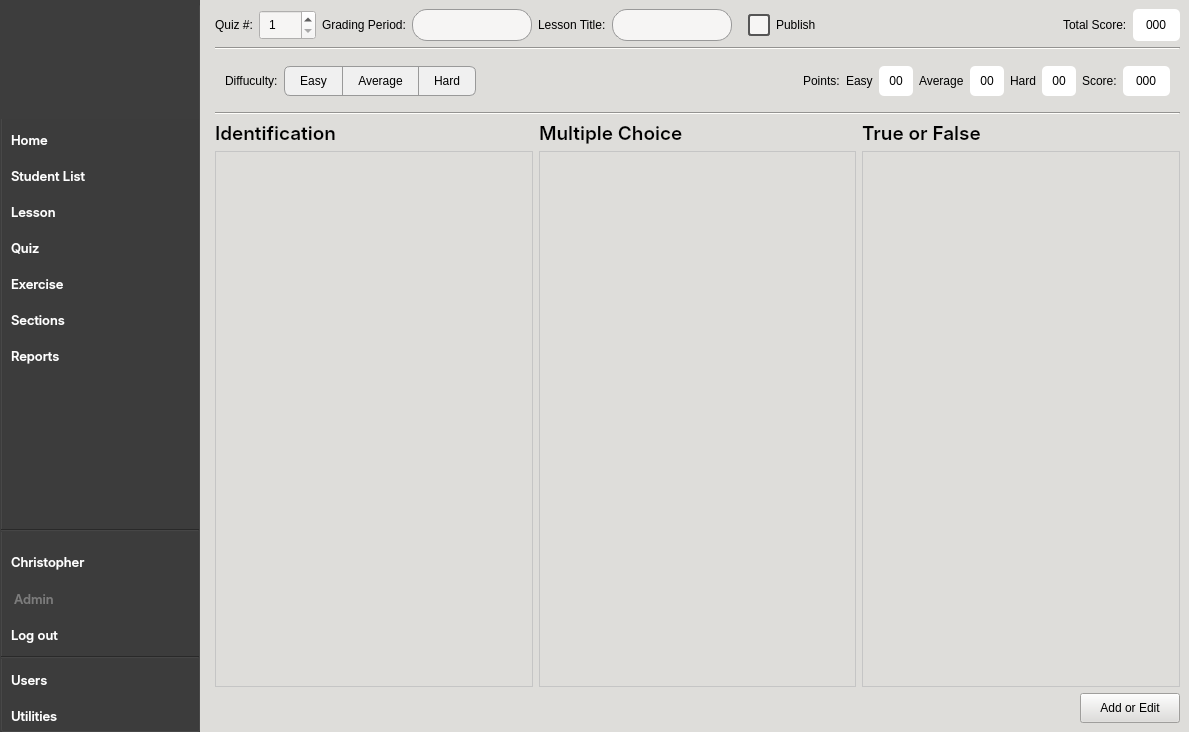
Above: CAI_PyQt/CAI_Admin/UI/FormHome.ui from CPG19040/CPG19040 before the change. Below: the same form after it.
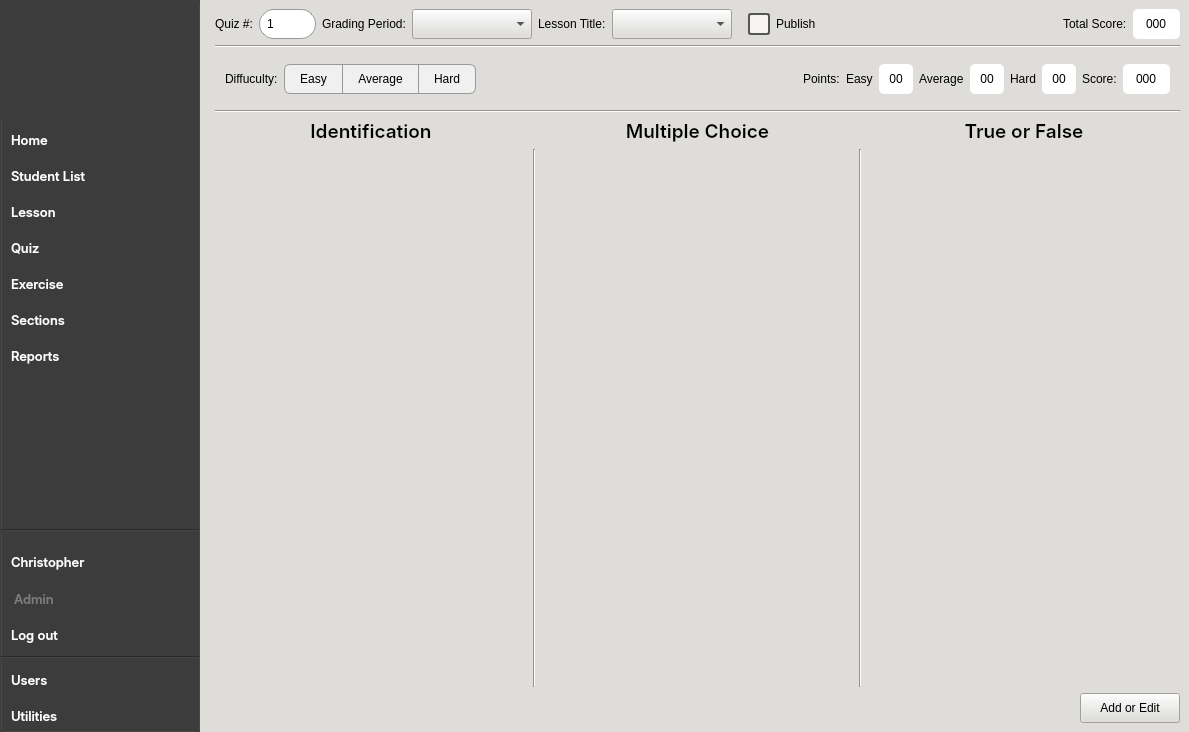
That is the form after the change. The open tabs and pages were chosen to show the change. Icons and pictures are not drawn.

The edit to the form file:
```diff
--- a/CAI_PyQt/CAI_Admin/UI/FormHome.ui
+++ b/CAI_PyQt/CAI_Admin/UI/FormHome.ui
@@ -35,12 +35,29 @@
   <property name="styleSheet">
    <string notr="true">* {
 	background-color: rgb(222, 221, 218); 
-	margin: 0px; 
-	padding: 0px; 
+	margin: 0px;
 	font: 10pt &quot;Inter&quot;; 
 	color: rgb(0, 0, 0);
 }
 
+*[class=&quot;button-normal&quot;] {
+	font: 10pt &quot;Inter&quot;;
+	background-color: #e7e7e7;
+	color: black;
+	border-radius: 15px;
+	border: 1px solid rgb(154, 153, 150);
+}
+
+*[class=&quot;button-normal&quot;]:hover {
+	background-color: white;
+}
+
+*[class=&quot;button-normal&quot;]:disabled {
+    background-color: #bdc3c7;
+    color: #7f8c8d;
+    border: 1px solid #95a5a6;
+}
+
 *[class=&quot;label-magnifying-search&quot;] {
 	background-color: rgb(255, 255, 255);
 	border-top-left-radius: 15px;
@@ -57,26 +74,31 @@
 	border-left: none;
 }
 
-QComboBox:focus {
-	border: 1px solid #007BFF;
+*[class=&quot;widget-search-container&quot;] {
+	background: transparent;
 }
 
-QComboBox {
+QComboBox[class=&quot;combobox-main&quot;] {
 	height: 30px;
 	border: 1px solid #999;
 	border-radius: 15px;
-    padding: 0px 10px 0px;
+    padding-left: 10px;
     background-color: #ffffff;
     color: #333333;
     font-size: 12px;
-    selection-background-color: #3498db;
+    selection-background-color: #7eb4d7;
+	font: 10pt &quot;Inter&quot;;
 }
 
-QComboBox:hover {
+QComboBox[class=&quot;combobox-main&quot;]:focus {
+	border: 1px solid #007BFF;
+}
+
+QComboBox[class=&quot;combobox-main&quot;]:hover {
     border: 1px solid #3498db;
 }
 
-QComboBox::drop-down {
+QComboBox[class=&quot;combobox-main&quot;]::drop-down {
     subcontrol-origin: padding;
     subcontrol-position: top right;
     width: 30px;
@@ -85,29 +107,155 @@
     border-bottom-right-radius: 8px;
 }
 
-QComboBox::down-arrow {
+QComboBox[class=&quot;combobox-main&quot;]::down-arrow {
     image: url(:/Images/Images/caret-down.png);
     border: none;
-    width: 10px;
-    height: 14px;
+    width: 8px;
+    height: 8px;
 }
 
-QComboBox QAbstractItemView {
+QComboBox[class=&quot;combobox-main&quot;] QAbstractItemView {
     background-color: #ffffff;
-    selection-background-color: #3498db;
+    selection-background-color: #7eb4d7;
     selection-color: #ffffff;
     border-radius: 5px;
 }
 
-QComboBox QAbstractItemView::item {
+QComboBox[class=&quot;combobox-main&quot;] QAbstractItemView::item {
     min-height: 35px;
     padding-left: 10px;
     border-radius: 4px;
+}
+
+QSpinBox {
+    height: 30px;
+    border: 1px solid #999;
+    border-radius: 15px;
+    padding: 0px 5px 0px;
+    background-color: #ffffff;
+    color: #333333;
+    font-size: 12px;
+    selection-background-color: #7eb4d7;
+	font: 10pt &quot;Inter&quot;;
+}
+
+QSpinBox:focus {
+    border: 1px solid #007BFF;
+}
+
+QSpinBox:hover {
+    border: 1px solid #3498db;
+}
+
+QSpinBox::up-button {
+    subcontrol-origin: border;
+    subcontrol-position: top right;
+    width: 8px;
+    height: 8px;
+    border-top-right-radius: 15px;
+    padding: 6px 10px 6px 2px;
+	color: rgb(119, 118, 123);
+}
+
+QSpinBox::down-button {
+    subcontrol-origin: border;
+    subcontrol-position: bottom right;
+    width: 8px;
+    height: 8px;
+    border-bottom-right-radius: 15px;
+    padding: 6px 10px 6px 2px;
+	color: rgb(119, 118, 123);
+}
+
+QSpinBox::up-arrow {
+    image: url(:/Images/Images/caret-up.png);
+    width: 8px;
+    height: 8px;
+}
+
+QSpinBox::down-arrow {
+    image: url(:/Images/Images/caret-down.png);
+    width: 8px;
+    height: 8px;
+}
+
+
+/* 1. THE MAIN CONTAINER */
+QScrollArea { 
+    border: none;
+    border-radius: 20px;
+	background-color: rgb(246, 245, 244);
+}
+
+/* 2. THE VIEWPORT (Crucial for transparency/backgrounds) */
+QScrollArea QWidget #qt_scrollarea_viewport {
+    background: transparent;
+    border-radius: 20px;
+}
+
+/* 3. VERTICAL SCROLLBAR */
+QScrollBar:vertical {
+    border: none;
+    background: #ffffff;
+    width: 10px;
+    margin: 0px;
+    border-radius: 5px;
+}
+
+QScrollBar::handle:vertical {
+    background: #7a7a7a;
+    min-height: 20px;
+    border-radius: 5px;
+}
+
+QScrollBar::handle:vertical:hover {
+    background: #574939;
+}
+
+/* 4. HORIZONTAL SCROLLBAR */
+QScrollBar:horizontal {
+    border: none;
+    background: #ffffff;
+    height: 10px; /* Note: height, not width */
+    margin: 0px;
+    border-radius: 5px;
+}
+
+QScrollBar::handle:horizontal {
+    background: #7a7a7a;
+    min-width: 20px;
+    border-radius: 5px;
+}
+
+QScrollBar::handle:horizontal:hover {
+    background: #574939;
+}
+
+/* 5. REMOVE BUTTONS &amp; TRACK BACKGROUNDS */
+/* This handles both horizontal and vertical arrows/tracks */
+QScrollBar::add-line:vertical, QScrollBar::sub-line:vertical,
+QScrollBar::add-line:horizontal, QScrollBar::sub-line:horizontal {
+    border: none;
+    background: none;
+    width: 0px;
+    height: 0px;
+}
+
+QScrollBar::add-page:vertical, QScrollBar::sub-page:vertical,
+QScrollBar::add-page:horizontal, QScrollBar::sub-page:horizontal {
+    background: none;
+}
+
+/* 6. THE CORNER WIDGET 
+   (The small square where both bars meet) */
+QScrollArea QWidget #qt_scrollarea_corner {
+    background: transparent;
+    border: none;
 }</string>
   </property>
   <widget class="QWidget" name="centralwidget">
    <property name="styleSheet">
-    <string notr="true">padding: 0px; margin: 0px;</string>
+    <string notr="true"/>
    </property>
    <layout class="QHBoxLayout" name="horizontalLayout_2">
     <property name="leftMargin">
@@ -2870,18 +3018,19 @@
       </widget>
       <widget class="QWidget" name="pageQuiz">
        <property name="styleSheet">
-        <string notr="true">QPushButton:disabled {
-    background-color: #bdc3c7;
-    color: #7f8c8d;
-    border: 1px solid #95a5a6;
-	border-radius: 2px;
-}</string>
+        <string notr="true"/>
        </property>
        <layout class="QVBoxLayout" name="verticalLayout_8">
         <item>
          <layout class="QHBoxLayout" name="headerLayout">
           <item>
            <widget class="QLabel" name="labelGradingPeriod_2">
+            <property name="maximumSize">
+             <size>
+              <width>16777215</width>
+              <height>30</height>
+             </size>
+            </property>
             <property name="text">
              <string>Quiz #:</string>
             </property>
@@ -2895,8 +3044,14 @@
               <height>30</height>
              </size>
             </property>
+            <property name="maximumSize">
+             <size>
+              <width>16777215</width>
+              <height>30</height>
+             </size>
+            </property>
             <property name="styleSheet">
-             <string notr="true">background-color: rgb(246, 245, 244); padding: 0px 5px 0px;</string>
+             <string notr="true"/>
             </property>
             <property name="minimum">
              <number>1</number>
@@ -2911,6 +3066,12 @@
           </item>
           <item>
            <widget class="QLabel" name="labelGradingPeriod">
+            <property name="maximumSize">
+             <size>
+              <width>16777215</width>
+              <height>30</height>
+             </size>
+            </property>
             <property name="text">
              <string>Grading Period:</string>
             </property>
@@ -2924,8 +3085,17 @@
               <height>30</height>
              </size>
             </property>
+            <property name="maximumSize">
+             <size>
+              <width>16777215</width>
+              <height>30</height>
+             </size>
+            </property>
             <property name="styleSheet">
-             <string notr="true">color: rgb(0, 0, 0); background-color: rgb(246, 245, 244); padding: 0px 10px 0px;</string>
+             <string notr="true"/>
+            </property>
+            <property name="class" stdset="0">
+             <string>combobox-main</string>
             </property>
            </widget>
           </item>
@@ -2944,8 +3114,17 @@
               <height>30</height>
              </size>
             </property>
+            <property name="maximumSize">
+             <size>
+              <width>16777215</width>
+              <height>30</height>
+             </size>
+            </property>
             <property name="styleSheet">
-             <string notr="true">color: rgb(0, 0, 0); background-color: rgb(246, 245, 244); padding: 0px 10px 0px;</string>
+             <string notr="true"/>
+            </property>
+            <property name="class" stdset="0">
+             <string>combobox-main</string>
             </property>
            </widget>
           </item>
@@ -2960,6 +3139,12 @@
               <height>30</height>
              </size>
             </property>
+            <property name="maximumSize">
+             <size>
+              <width>16777215</width>
+              <height>30</height>
+             </size>
+            </property>
             <property name="cursor">
              <cursorShape>PointingHandCursor</cursorShape>
             </property>
@@ -3005,6 +3190,12 @@
               <height>30</height>
              </size>
             </property>
+            <property name="maximumSize">
+             <size>
+              <width>16777215</width>
+              <height>30</height>
+             </size>
+            </property>
             <property name="text">
              <string>Total Score:</string>
             </property>
@@ -3018,6 +3209,12 @@
               <height>30</height>
              </size>
             </property>
+            <property name="maximumSize">
+             <size>
+              <width>16777215</width>
+              <height>30</height>
+             </size>
+            </property>
             <property name="styleSheet">
              <string notr="true">background-color: rgb(255, 255, 255); padding: 0px 10px 0px; border-radius: 5px;</string>
             </property>
@@ -3134,6 +3331,12 @@
                   <height>30</height>
                  </size>
                 </property>
+                <property name="maximumSize">
+                 <size>
+                  <width>16777215</width>
+                  <height>30</height>
+                 </size>
+                </property>
                 <property name="cursor">
                  <cursorShape>PointingHandCursor</cursorShape>
                 </property>
@@ -3153,6 +3356,12 @@
                   <height>30</height>
                  </size>
                 </property>
+                <property name="maximumSize">
+                 <size>
+                  <width>16777215</width>
+                  <height>30</height>
+                 </size>
+                </property>
                 <property name="cursor">
                  <cursorShape>PointingHandCursor</cursorShape>
                 </property>
@@ -3172,6 +3381,12 @@
                   <height>30</height>
                  </size>
                 </property>
+                <property name="maximumSize">
+                 <size>
+                  <width>16777215</width>
+                  <height>30</height>
+                 </size>
+                </property>
                 <property name="cursor">
                  <cursorShape>PointingHandCursor</cursorShape>
                 </property>
@@ -3350,6 +3565,12 @@
                <height>30</height>
               </size>
              </property>
+             <property name="maximumSize">
+              <size>
+               <width>16777215</width>
+               <height>30</height>
+              </size>
+             </property>
              <property name="styleSheet">
               <string notr="true">background-color: rgb(255, 255, 255); padding: 0px 10px 0px; border-radius: 5px;</string>
              </property>
@@ -3370,8 +3591,8 @@
         </item>
         <item>
          <layout class="QGridLayout" name="gridLayout">
-          <item row="2" column="0">
-           <widget class="QLabel" name="label_11">
+          <item row="2" column="4">
+           <widget class="QLabel" name="label_13">
             <property name="font">
              <font>
               <family>Inter SemiBold</family>
@@ -3385,83 +3606,17 @@
              <string notr="true">font: 63 14pt &quot;Inter SemiBold&quot;;</string>
             </property>
             <property name="text">
-             <string>Identification</string>
+             <string>True or False</string>
+            </property>
+            <property name="alignment">
+             <set>Qt::AlignCenter</set>
             </property>
            </widget>
           </item>
-          <item row="4" column="1">
+          <item row="4" column="2">
            <widget class="QScrollArea" name="scrollArea_mc">
             <property name="styleSheet">
-             <string notr="true">/* 1. THE MAIN CONTAINER */
-#scrollArea_mc { 
-    background-color: rgb(255, 255, 255);
-}
-
-/* 2. THE VIEWPORT (Crucial for transparency/backgrounds) */
-#scrollArea_mc QWidget #qt_scrollarea_viewport {
-    background: rgb(255, 255, 255);
-    border-radius: 10px;
-}
-
-/* 3. VERTICAL SCROLLBAR */
-QScrollBar:vertical {
-    border: none;
-    background: #ffffff;
-    width: 10px;
-    margin: 0px;
-    border-radius: 5px;
-}
-
-QScrollBar::handle:vertical {
-    background: #7a7a7a;
-    min-height: 20px;
-    border-radius: 5px;
-}
-
-QScrollBar::handle:vertical:hover {
-    background: #574939;
-}
-
-/* 4. HORIZONTAL SCROLLBAR */
-QScrollBar:horizontal {
-    border: none;
-    background: #ffffff;
-    height: 10px; /* Note: height, not width */
-    margin: 0px;
-    border-radius: 5px;
-}
-
-QScrollBar::handle:horizontal {
-    background: #7a7a7a;
-    min-width: 20px;
-    border-radius: 5px;
-}
-
-QScrollBar::handle:horizontal:hover {
-    background: #574939;
-}
-
-/* 5. REMOVE BUTTONS &amp; TRACK BACKGROUNDS */
-/* This handles both horizontal and vertical arrows/tracks */
-QScrollBar::add-line:vertical, QScrollBar::sub-line:vertical,
-QScrollBar::add-line:horizontal, QScrollBar::sub-line:horizontal {
-    border: none;
-    background: none;
-    width: 0px;
-    height: 0px;
-}
-
-QScrollBar::add-page:vertical, QScrollBar::sub-page:vertical,
-QScrollBar::add-page:horizontal, QScrollBar::sub-page:horizontal {
-    background: none;
-}
-
-/* 6. THE CORNER WIDGET 
-   (The small square where both bars meet) */
-#scrollArea_mc QWidget #qt_scrollarea_corner {
-    background: transparent;
-    border: none;
-}</string>
+             <string notr="true"/>
             </property>
             <property name="widgetResizable">
              <bool>true</bool>
@@ -3471,87 +3626,25 @@
               <rect>
                <x>0</x>
                <y>0</y>
-               <width>315</width>
-               <height>528</height>
+               <width>311</width>
+               <height>532</height>
               </rect>
              </property>
              <layout class="QVBoxLayout" name="verticalLayout_12"/>
             </widget>
            </widget>
           </item>
-          <item row="4" column="2">
+          <item row="4" column="1">
+           <widget class="Line" name="line_9">
+            <property name="orientation">
+             <enum>Qt::Vertical</enum>
+            </property>
+           </widget>
+          </item>
+          <item row="4" column="4">
            <widget class="QScrollArea" name="scrollArea_tf">
             <property name="styleSheet">
-             <string notr="true">/* 1. THE MAIN CONTAINER */
-#scrollArea_tf { 
-    background-color: rgb(255, 255, 255);
-}
-
-/* 2. THE VIEWPORT (Crucial for transparency/backgrounds) */
-#scrollArea_tf QWidget #qt_scrollarea_viewport {
-    background: transparent;
-    border-radius: 20px;
-}
-
-/* 3. VERTICAL SCROLLBAR */
-QScrollBar:vertical {
-    border: none;
-    background: #ffffff;
-    width: 10px;
-    margin: 0px;
-    border-radius: 5px;
-}
-
-QScrollBar::handle:vertical {
-    background: #7a7a7a;
-    min-height: 20px;
-    border-radius: 5px;
-}
-
-QScrollBar::handle:vertical:hover {
-    background: #574939;
-}
-
-/* 4. HORIZONTAL SCROLLBAR */
-QScrollBar:horizontal {
-    border: none;
-    background: #ffffff;
-    height: 10px; /* Note: height, not width */
-    margin: 0px;
-    border-radius: 5px;
-}
-
-QScrollBar::handle:horizontal {
-    background: #7a7a7a;
-    min-width: 20px;
-    border-radius: 5px;
-}
-
-QScrollBar::handle:horizontal:hover {
-    background: #574939;
-}
-
-/* 5. REMOVE BUTTONS &amp; TRACK BACKGROUNDS */
-/* This handles both horizontal and vertical arrows/tracks */
-QScrollBar::add-line:vertical, QScrollBar::sub-line:vertical,
-QScrollBar::add-line:horizontal, QScrollBar::sub-line:horizontal {
-    border: none;
-    background: none;
-    width: 0px;
-    height: 0px;
-}
-
-QScrollBar::add-page:vertical, QScrollBar::sub-page:vertical,
-QScrollBar::add-page:horizontal, QScrollBar::sub-page:horizontal {
-    background: none;
-}
-
-/* 6. THE CORNER WIDGET 
-   (The small square where both bars meet) */
-#scrollArea_tf QWidget #qt_scrollarea_corner {
-    background: transparent;
-    border: none;
-}</string>
+             <string notr="true"/>
             </property>
             <property name="widgetResizable">
              <bool>true</bool>
@@ -3561,34 +3654,37 @@
               <rect>
                <x>0</x>
                <y>0</y>
-               <width>315</width>
-               <height>528</height>
+               <width>311</width>
+               <height>532</height>
               </rect>
              </property>
              <layout class="QVBoxLayout" name="verticalLayout_13"/>
             </widget>
            </widget>
           </item>
+          <item row="2" column="0">
+           <widget class="QLabel" name="label_11">
+            <property name="font">
+             <font>
+              <family>Inter SemiBold</family>
+              <pointsize>14</pointsize>
+              <weight>50</weight>
+              <italic>false</italic>
+              <bold>false</bold>
+             </font>
+            </property>
+            <property name="styleSheet">
+             <string notr="true">font: 14pt &quot;Inter SemiBold&quot;;</string>
+            </property>
+            <property name="text">
+             <string>Identification</string>
+            </property>
+            <property name="alignment">
+             <set>Qt::AlignCenter</set>
+            </property>
+           </widget>
+          </item>
           <item row="2" column="2">
-           <widget class="QLabel" name="label_13">
-            <property name="font">
-             <font>
-              <family>Inter SemiBold</family>
-              <pointsize>14</pointsize>
-              <weight>8</weight>
-              <italic>false</italic>
-              <bold>false</bold>
-             </font>
-            </property>
-            <property name="styleSheet">
-             <string notr="true">font: 63 14pt &quot;Inter SemiBold&quot;;</string>
-            </property>
-            <property name="text">
-             <string>True or False</string>
-            </property>
-           </widget>
-          </item>
-          <item row="2" column="1">
            <widget class="QLabel" name="label_12">
             <property name="font">
              <font>
@@ -3605,81 +3701,15 @@
             <property name="text">
              <string>Multiple Choice</string>
             </property>
+            <property name="alignment">
+             <set>Qt::AlignCenter</set>
+            </property>
            </widget>
           </item>
           <item row="4" column="0">
            <widget class="QScrollArea" name="scrollArea_id">
             <property name="styleSheet">
-             <string notr="true">/* 1. THE MAIN CONTAINER */
-#scrollArea_id { 
-    background-color: rgb(255, 255, 255);
-}
-
-/* 2. THE VIEWPORT (Crucial for transparency/backgrounds) */
-#scrollArea_id QWidget #qt_scrollarea_viewport {
-    background: rgb(255, 255, 255);
-    border-radius: 5px;
-}
-
-/* 3. VERTICAL SCROLLBAR */
-QScrollBar:vertical {
-    border: none;
-    background: #ffffff;
-    width: 10px;
-    margin: 0px;
-    border-radius: 5px;
-}
-
-QScrollBar::handle:vertical {
-    background: #7a7a7a;
-    min-height: 20px;
-    border-radius: 5px;
-}
-
-QScrollBar::handle:vertical:hover {
-    background: #574939;
-}
-
-/* 4. HORIZONTAL SCROLLBAR */
-QScrollBar:horizontal {
-    border: none;
-    background: #ffffff;
-    height: 10px; /* Note: height, not width */
-    margin: 0px;
-    border-radius: 5px;
-}
-
-QScrollBar::handle:horizontal {
-    background: #7a7a7a;
-    min-width: 20px;
-    border-radius: 5px;
-}
-
-QScrollBar::handle:horizontal:hover {
-    background: #574939;
-}
-
-/* 5. REMOVE BUTTONS &amp; TRACK BACKGROUNDS */
-/* This handles both horizontal and vertical arrows/tracks */
-QScrollBar::add-line:vertical, QScrollBar::sub-line:vertical,
-QScrollBar::add-line:horizontal, QScrollBar::sub-line:horizontal {
-    border: none;
-    background: none;
-    width: 0px;
-    height: 0px;
-}
-
-QScrollBar::add-page:vertical, QScrollBar::sub-page:vertical,
-QScrollBar::add-page:horizontal, QScrollBar::sub-page:horizontal {
-    background: none;
-}
-
-/* 6. THE CORNER WIDGET 
-   (The small square where both bars meet) */
-#scrollArea_id QWidget #qt_scrollarea_corner {
-    background: transparent;
-    border: none;
-}</string>
+             <string notr="true"/>
             </property>
             <property name="widgetResizable">
              <bool>true</bool>
@@ -3689,14 +3719,21 @@
               <rect>
                <x>0</x>
                <y>0</y>
-               <width>315</width>
-               <height>528</height>
+               <width>311</width>
+               <height>532</height>
               </rect>
              </property>
              <layout class="QVBoxLayout" name="verticalLayout_11"/>
             </widget>
            </widget>
           </item>
+          <item row="4" column="3">
+           <widget class="Line" name="line_10">
+            <property name="orientation">
+             <enum>Qt::Vertical</enum>
+            </property>
+           </widget>
+          </item>
          </layout>
         </item>
         <item>
```
Left out of the diff: 738 changed lines with no effect on the pictures.
